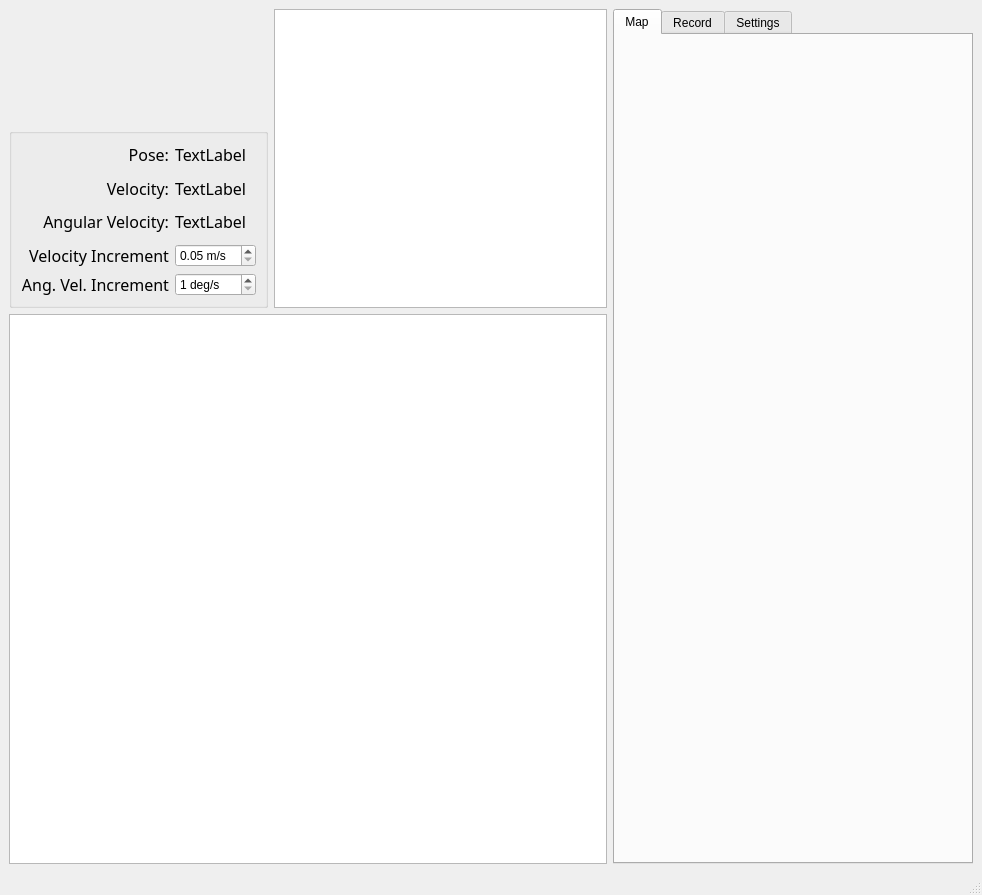
Old version of the form ui/gui.ui in the repository kam3k/MSL-Simulator.
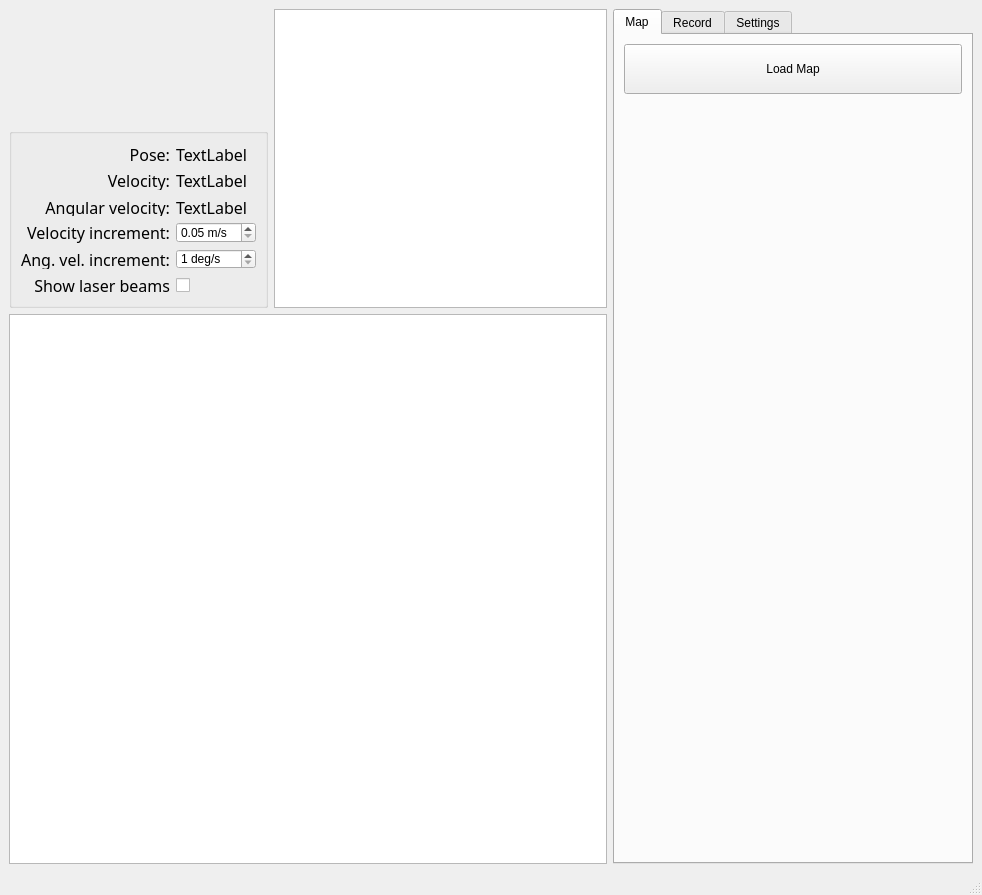
New version of the form. The open tabs and pages were chosen to show the change. Custom widgets are drawn as their Qt base class.

The edit to the form file:
```diff
--- a/ui/gui.ui
+++ b/ui/gui.ui
@@ -60,6 +60,28 @@
        <set>Qt::AlignCenter</set>
       </property>
       <layout class="QGridLayout" name="gridLayout_9">
+       <item row="6" column="0">
+        <widget class="QLabel" name="label_23">
+         <property name="font">
+          <font>
+           <family>Lucida Sans</family>
+           <pointsize>12</pointsize>
+          </font>
+         </property>
+         <property name="text">
+          <string>Show laser beams</string>
+         </property>
+         <property name="textFormat">
+          <enum>Qt::AutoText</enum>
+         </property>
+         <property name="alignment">
+          <set>Qt::AlignRight|Qt::AlignTrailing|Qt::AlignVCenter</set>
+         </property>
+         <property name="wordWrap">
+          <bool>false</bool>
+         </property>
+        </widget>
+       </item>
        <item row="1" column="0">
         <widget class="QLabel" name="label_15">
          <property name="font">
@@ -126,7 +148,7 @@
           </font>
          </property>
          <property name="text">
-          <string>Angular Velocity:</string>
+          <string>Angular velocity:</string>
          </property>
          <property name="textFormat">
           <enum>Qt::AutoText</enum>
@@ -230,7 +252,7 @@
           </font>
          </property>
          <property name="text">
-          <string>Ang. Vel. Increment</string>
+          <string>Ang. vel. increment:</string>
          </property>
          <property name="textFormat">
           <enum>Qt::AutoText</enum>
@@ -252,7 +274,7 @@
           </font>
          </property>
          <property name="text">
-          <string>Velocity Increment</string>
+          <string>Velocity increment:</string>
          </property>
          <property name="textFormat">
           <enum>Qt::AutoText</enum>
@@ -265,6 +287,13 @@
          </property>
         </widget>
        </item>
+       <item row="6" column="1">
+        <widget class="QCheckBox" name="laser_check">
+         <property name="text">
+          <string/>
+         </property>
+        </widget>
+       </item>
       </layout>
      </widget>
     </item>
@@ -299,6 +328,37 @@
        <attribute name="title">
         <string>Map</string>
        </attribute>
+       <layout class="QGridLayout" name="gridLayout_11">
+        <item row="0" column="0">
+         <widget class="QPushButton" name="load_map_button">
+          <property name="minimumSize">
+           <size>
+            <width>50</width>
+            <height>50</height>
+           </size>
+          </property>
+          <property name="layoutDirection">
+           <enum>Qt::LeftToRight</enum>
+          </property>
+          <property name="text">
+           <string>Load Map</string>
+          </property>
+         </widget>
+        </item>
+        <item row="1" column="0">
+         <spacer name="verticalSpacer_2">
+          <property name="orientation">
+           <enum>Qt::Vertical</enum>
+          </property>
+          <property name="sizeHint" stdset="0">
+           <size>
+            <width>20</width>
+            <height>40</height>
+           </size>
+          </property>
+         </spacer>
+        </item>
+       </layout>
       </widget>
       <widget class="QWidget" name="tabWidgetPage2">
        <attribute name="title">
```
Left out of the diff: 2 changed lines with no effect on the pictures.
